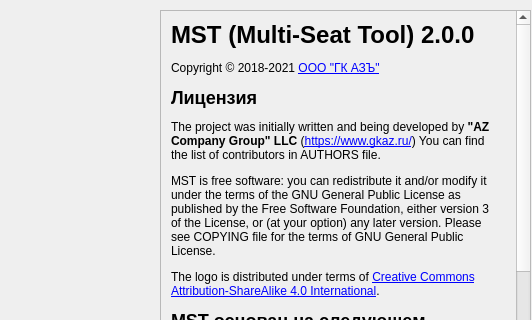
This is mst/ui/about_dialog/about_dialog.ui in marcelo-tavares-ifsp/mst as Qt 5 draws it before an edit; both pictures show x 0 to 532 and y 0 to 320 of the 532 by 465 pixel window. The edited form follows.
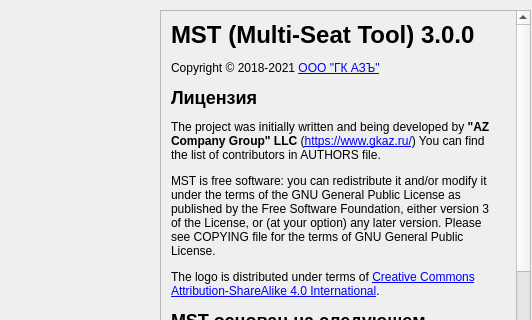
This is the edited form. Icons and pictures are not drawn.

Patch:
```diff
--- a/mst/ui/about_dialog/about_dialog.ui
+++ b/mst/ui/about_dialog/about_dialog.ui
@@ -118,7 +118,7 @@
       </rect>
      </property>
      <property name="text">
-      <string>&lt;html&gt;&lt;head/&gt;&lt;body&gt;&lt;p&gt;&lt;span style=&quot; font-size:xx-large; font-weight:600;&quot;&gt;MST (Multi-Seat Tool) 2.0.0&lt;/span&gt;&lt;/p&gt;&lt;p&gt;Copyright © 2018-2021 &lt;a href=&quot;https://www.gkaz.ru&quot;&gt;&lt;span style=&quot; text-decoration: underline; color:#0000ff;&quot;&gt;ООО &amp;quot;ГК АЗЪ&amp;quot;&lt;/span&gt;&lt;/a&gt;&lt;/p&gt;&lt;p&gt;&lt;span style=&quot; font-size:x-large; font-weight:600;&quot;&gt;Лицензия&lt;/span&gt;&lt;/p&gt;&lt;p&gt;The project was initially written and being developed by &lt;span style=&quot; font-weight:600;&quot;&gt;&amp;quot;AZ Company Group&amp;quot; LLC&lt;/span&gt; (&lt;a href=&quot;https://www.gkaz.ru/&quot;&gt;&lt;span style=&quot; text-decoration: underline; color:#0000ff;&quot;&gt;https://www.gkaz.ru/&lt;/span&gt;&lt;/a&gt;) You can find the list of contributors in &lt;span style=&quot; font-family:'monospace';&quot;&gt;AUTHORS file.&lt;/span&gt;&lt;/p&gt;&lt;p&gt;MST is free software: you can redistribute it and/or modify it under the terms of the GNU General Public License as published by the Free Software Foundation, either version 3 of the License, or (at your option) any later version. Please see &lt;span style=&quot; font-family:'monospace';&quot;&gt;COPYING&lt;/span&gt; file for the terms of GNU General Public License. &lt;/p&gt;&lt;p&gt;The logo is distributed under terms of &lt;a href=&quot;https://creativecommons.org/licenses/by-sa/4.0/&quot;&gt;&lt;span style=&quot; text-decoration: underline; color:#0000ff;&quot;&gt;Creative Commons Attribution-ShareAlike 4.0 International&lt;/span&gt;&lt;/a&gt;. &lt;/p&gt;&lt;p&gt;&lt;span style=&quot; font-size:x-large; font-weight:600;&quot;&gt;MST основан на следующем свободном и открытом программном обеспечении:&lt;/span&gt;&lt;/p&gt;&lt;ul style=&quot;margin-top: 0px; margin-bottom: 0px; margin-left: 0px; margin-right: 0px; -qt-list-indent: 1;&quot;&gt;&lt;li style=&quot; margin-top:12px; margin-bottom:0px; margin-left:0px; margin-right:0px; -qt-block-indent:0; text-indent:0px;&quot;&gt;Awesome &lt;/li&gt;&lt;li style=&quot; margin-top:0px; margin-bottom:0px; margin-left:0px; margin-right:0px; -qt-block-indent:0; text-indent:0px;&quot;&gt;unclutter &lt;/li&gt;&lt;li style=&quot; margin-top:0px; margin-bottom:0px; margin-left:0px; margin-right:0px; -qt-block-indent:0; text-indent:0px;&quot;&gt;Xephyr &lt;/li&gt;&lt;li style=&quot; margin-top:0px; margin-bottom:0px; margin-left:0px; margin-right:0px; -qt-block-indent:0; text-indent:0px;&quot;&gt;lightdm &lt;/li&gt;&lt;li style=&quot; margin-top:0px; margin-bottom:0px; margin-left:0px; margin-right:0px; -qt-block-indent:0; text-indent:0px;&quot;&gt;bash &lt;/li&gt;&lt;li style=&quot; margin-top:0px; margin-bottom:0px; margin-left:0px; margin-right:0px; -qt-block-indent:0; text-indent:0px;&quot;&gt;libqt5-core &lt;/li&gt;&lt;li style=&quot; margin-top:0px; margin-bottom:0px; margin-left:0px; margin-right:0px; -qt-block-indent:0; text-indent:0px;&quot;&gt;libudev-devel &lt;/li&gt;&lt;li style=&quot; margin-top:0px; margin-bottom:0px; margin-left:0px; margin-right:0px; -qt-block-indent:0; text-indent:0px;&quot;&gt;virtualgl&lt;/li&gt;&lt;li style=&quot; margin-top:0px; margin-bottom:0px; margin-left:0px; margin-right:0px; -qt-block-indent:0; text-indent:0px;&quot;&gt;Xdialog&lt;/li&gt;&lt;li style=&quot; margin-top:0px; margin-bottom:0px; margin-left:0px; margin-right:0px; -qt-block-indent:0; text-indent:0px;&quot;&gt;GNU Guile&lt;/li&gt;&lt;li style=&quot; margin-top:0px; margin-bottom:12px; margin-left:0px; margin-right:0px; -qt-block-indent:0; text-indent:0px;&quot;&gt;Guile-UDEV&lt;/li&gt;&lt;/ul&gt;&lt;/body&gt;&lt;/html&gt;</string>
+      <string>&lt;html&gt;&lt;head/&gt;&lt;body&gt;&lt;p&gt;&lt;span style=&quot; font-size:xx-large; font-weight:600;&quot;&gt;MST (Multi-Seat Tool) 3.0.0&lt;/span&gt;&lt;/p&gt;&lt;p&gt;Copyright © 2018-2021 &lt;a href=&quot;https://www.gkaz.ru&quot;&gt;&lt;span style=&quot; text-decoration: underline; color:#0000ff;&quot;&gt;ООО &amp;quot;ГК АЗЪ&amp;quot;&lt;/span&gt;&lt;/a&gt;&lt;/p&gt;&lt;p&gt;&lt;span style=&quot; font-size:x-large; font-weight:600;&quot;&gt;Лицензия&lt;/span&gt;&lt;/p&gt;&lt;p&gt;The project was initially written and being developed by &lt;span style=&quot; font-weight:600;&quot;&gt;&amp;quot;AZ Company Group&amp;quot; LLC&lt;/span&gt; (&lt;a href=&quot;https://www.gkaz.ru/&quot;&gt;&lt;span style=&quot; text-decoration: underline; color:#0000ff;&quot;&gt;https://www.gkaz.ru/&lt;/span&gt;&lt;/a&gt;) You can find the list of contributors in &lt;span style=&quot; font-family:'monospace';&quot;&gt;AUTHORS file.&lt;/span&gt;&lt;/p&gt;&lt;p&gt;MST is free software: you can redistribute it and/or modify it under the terms of the GNU General Public License as published by the Free Software Foundation, either version 3 of the License, or (at your option) any later version. Please see &lt;span style=&quot; font-family:'monospace';&quot;&gt;COPYING&lt;/span&gt; file for the terms of GNU General Public License. &lt;/p&gt;&lt;p&gt;The logo is distributed under terms of &lt;a href=&quot;https://creativecommons.org/licenses/by-sa/4.0/&quot;&gt;&lt;span style=&quot; text-decoration: underline; color:#0000ff;&quot;&gt;Creative Commons Attribution-ShareAlike 4.0 International&lt;/span&gt;&lt;/a&gt;. &lt;/p&gt;&lt;p&gt;&lt;span style=&quot; font-size:x-large; font-weight:600;&quot;&gt;MST основан на следующем свободном и открытом программном обеспечении:&lt;/span&gt;&lt;/p&gt;&lt;ul style=&quot;margin-top: 0px; margin-bottom: 0px; margin-left: 0px; margin-right: 0px; -qt-list-indent: 1;&quot;&gt;&lt;li style=&quot; margin-top:12px; margin-bottom:0px; margin-left:0px; margin-right:0px; -qt-block-indent:0; text-indent:0px;&quot;&gt;Awesome &lt;/li&gt;&lt;li style=&quot; margin-top:0px; margin-bottom:0px; margin-left:0px; margin-right:0px; -qt-block-indent:0; text-indent:0px;&quot;&gt;unclutter &lt;/li&gt;&lt;li style=&quot; margin-top:0px; margin-bottom:0px; margin-left:0px; margin-right:0px; -qt-block-indent:0; text-indent:0px;&quot;&gt;Xephyr &lt;/li&gt;&lt;li style=&quot; margin-top:0px; margin-bottom:0px; margin-left:0px; margin-right:0px; -qt-block-indent:0; text-indent:0px;&quot;&gt;lightdm &lt;/li&gt;&lt;li style=&quot; margin-top:0px; margin-bottom:0px; margin-left:0px; margin-right:0px; -qt-block-indent:0; text-indent:0px;&quot;&gt;bash &lt;/li&gt;&lt;li style=&quot; margin-top:0px; margin-bottom:0px; margin-left:0px; margin-right:0px; -qt-block-indent:0; text-indent:0px;&quot;&gt;libqt5-core &lt;/li&gt;&lt;li style=&quot; margin-top:0px; margin-bottom:0px; margin-left:0px; margin-right:0px; -qt-block-indent:0; text-indent:0px;&quot;&gt;libudev-devel &lt;/li&gt;&lt;li style=&quot; margin-top:0px; margin-bottom:0px; margin-left:0px; margin-right:0px; -qt-block-indent:0; text-indent:0px;&quot;&gt;virtualgl&lt;/li&gt;&lt;li style=&quot; margin-top:0px; margin-bottom:0px; margin-left:0px; margin-right:0px; -qt-block-indent:0; text-indent:0px;&quot;&gt;Xdialog&lt;/li&gt;&lt;li style=&quot; margin-top:0px; margin-bottom:0px; margin-left:0px; margin-right:0px; -qt-block-indent:0; text-indent:0px;&quot;&gt;GNU Guile&lt;/li&gt;&lt;li style=&quot; margin-top:0px; margin-bottom:12px; margin-left:0px; margin-right:0px; -qt-block-indent:0; text-indent:0px;&quot;&gt;Guile-UDEV&lt;/li&gt;&lt;/ul&gt;&lt;/body&gt;&lt;/html&gt;</string>
      </property>
      <property name="scaledContents">
       <bool>false</bool>
```
